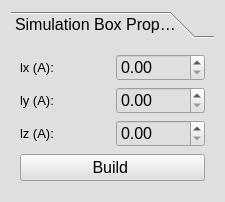
Old version of the form furiousatoms/forms/box.ui in the repository nasimanousheh/furious-atoms.
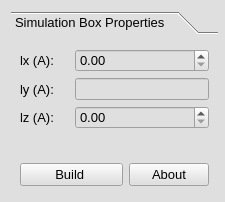
New version of the form.

Commit message: Updated the box widget

Diff of the .ui file:
```diff
--- a/furiousatoms/forms/box.ui
+++ b/furiousatoms/forms/box.ui
@@ -36,9 +36,24 @@
   <layout class="QGridLayout" name="gridLayout_7">
    <item row="0" column="0">
     <widget class="QToolBox" name="toolBlox">
+     <property name="enabled">
+      <bool>true</bool>
+     </property>
+     <property name="minimumSize">
+      <size>
+       <width>207</width>
+       <height>184</height>
+      </size>
+     </property>
+     <property name="maximumSize">
+      <size>
+       <width>207</width>
+       <height>185</height>
+      </size>
+     </property>
      <property name="font">
       <font>
-       <pointsize>12</pointsize>
+       <pointsize>10</pointsize>
        <weight>50</weight>
        <bold>false</bold>
        <underline>false</underline>
@@ -53,14 +68,12 @@
         <x>0</x>
         <y>0</y>
         <width>207</width>
-        <height>151</height>
+        <height>154</height>
        </rect>
       </property>
       <attribute name="label">
        <string>Simulation Box Properties</string>
       </attribute>
-      <layout class="QGridLayout" name="gridLayout_2">
-       <item row="0" column="0">
         <layout class="QGridLayout" name="gridLayout">
          <item row="0" column="0">
           <widget class="QLabel" name="label_lx">
@@ -74,44 +87,11 @@
            </property>
           </widget>
          </item>
-         <item row="0" column="1">
+       <item row="0" column="1" colspan="2">
           <widget class="QDoubleSpinBox" name="SpinBox_lx">
            <property name="font">
             <font>
-             <pointsize>12</pointsize>
-            </font>
-           </property>
-           <property name="decimals">
-            <number>2</number>
-           </property>
-           <property name="maximum">
-            <double>200.000000000000000</double>
-           </property>
-          </widget>
-         </item>
-         <item row="2" column="1">
-          <widget class="QDoubleSpinBox" name="SpinBox_lz">
-           <property name="font">
-            <font>
-             <pointsize>12</pointsize>
-            </font>
-           </property>
-           <property name="decimals">
-            <number>2</number>
-           </property>
-           <property name="maximum">
-            <double>200.000000000000000</double>
-           </property>
-          </widget>
-         </item>
-         <item row="1" column="1">
-          <widget class="QDoubleSpinBox" name="SpinBox_ly">
-           <property name="enabled">
-            <bool>true</bool>
-           </property>
-           <property name="font">
-            <font>
-             <pointsize>12</pointsize>
+           <pointsize>10</pointsize>
             </font>
            </property>
            <property name="decimals">
@@ -134,6 +114,9 @@
            </property>
           </widget>
          </item>
+       <item row="1" column="1" colspan="2">
+        <widget class="QLineEdit" name="lineEdit_ly"/>
+       </item>
          <item row="2" column="0">
           <widget class="QLabel" name="label_lz">
            <property name="font">
@@ -146,13 +129,39 @@
            </property>
           </widget>
          </item>
-        </layout>
+       <item row="2" column="1" colspan="2">
+        <widget class="QDoubleSpinBox" name="SpinBox_lz">
+         <property name="font">
+          <font>
+           <pointsize>10</pointsize>
+          </font>
+         </property>
+         <property name="decimals">
+          <number>2</number>
+         </property>
+         <property name="maximum">
+          <double>200.000000000000000</double>
+         </property>
+        </widget>
        </item>
-       <item row="1" column="0">
+       <item row="3" column="2">
+        <spacer name="verticalSpacer">
+         <property name="orientation">
+          <enum>Qt::Vertical</enum>
+         </property>
+         <property name="sizeHint" stdset="0">
+          <size>
+           <width>20</width>
+           <height>40</height>
+          </size>
+         </property>
+        </spacer>
+       </item>
+       <item row="4" column="0" colspan="2">
         <widget class="QPushButton" name="pushButton_build_box">
          <property name="font">
           <font>
-           <pointsize>12</pointsize>
+           <pointsize>10</pointsize>
           </font>
          </property>
          <property name="text">
@@ -160,6 +169,18 @@
          </property>
         </widget>
        </item>
+       <item row="4" column="2">
+        <widget class="QPushButton" name="pushButton_home_box">
+         <property name="font">
+          <font>
+           <pointsize>10</pointsize>
+          </font>
+         </property>
+         <property name="text">
+          <string>About</string>
+         </property>
+        </widget>
+       </item>
       </layout>
      </widget>
     </widget>
```
Lines whose indentation alone changed are shown as unchanged.
